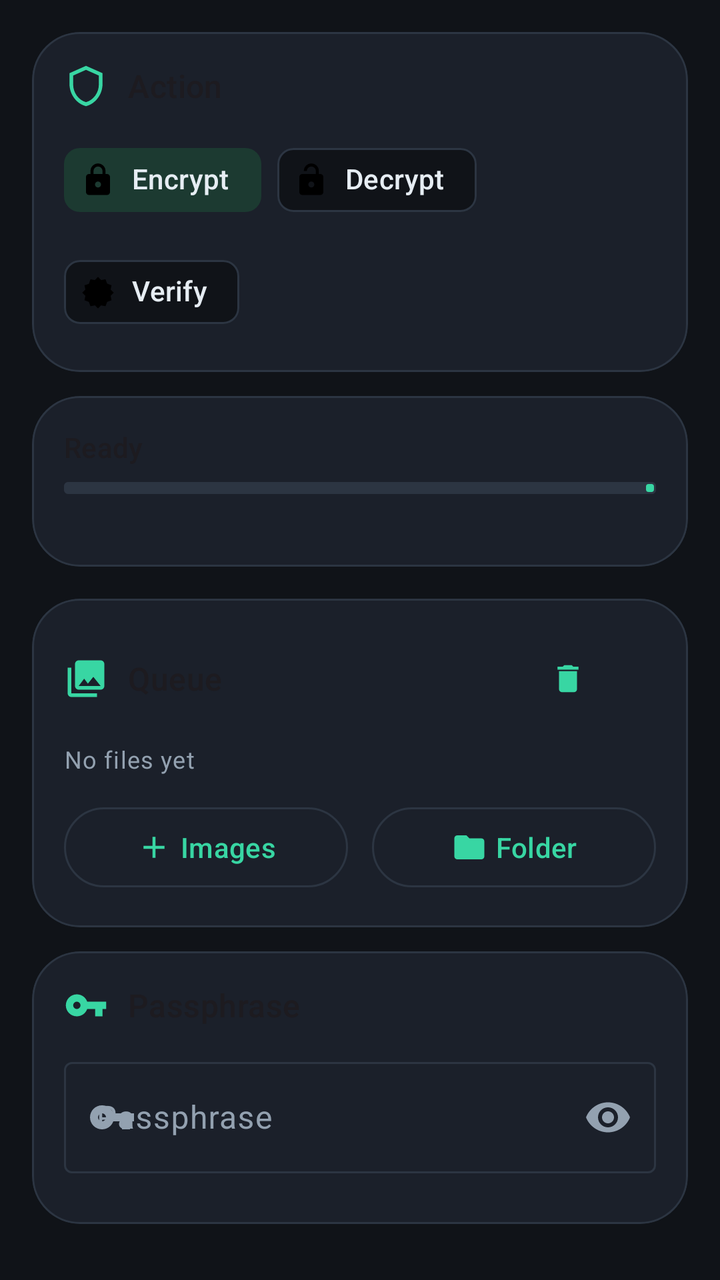
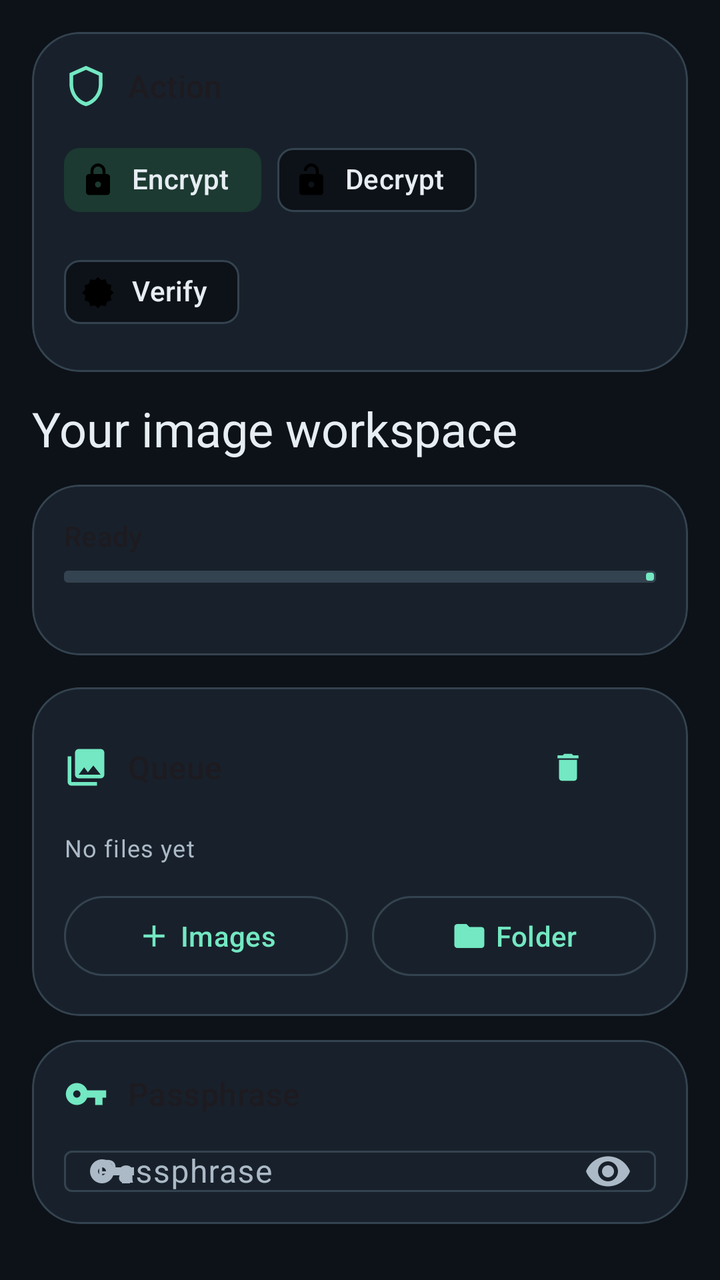

An Android layout rendered at two revisions. The XML below is the earlier revision; the diff shows what the commit changed to produce the second picture.
<!-- AndroidManifest.xml: application theme Theme.OptiCipher -->
<!-- res/layout/page_batch.xml -->
<?xml version="1.0" encoding="utf-8"?>
<LinearLayout xmlns:android="http://schemas.android.com/apk/res/android"
    xmlns:app="http://schemas.android.com/apk/res-auto"
    android:layout_width="match_parent"
    android:layout_height="wrap_content"
    android:orientation="vertical"
    android:padding="16dp"
    android:paddingBottom="112dp">

    <com.google.android.material.card.MaterialCardView
        android:layout_width="match_parent"
        android:layout_height="wrap_content"
        android:layout_marginBottom="12dp"
        app:cardBackgroundColor="@color/brand_surface"
        app:cardCornerRadius="24dp"
        app:cardElevation="0dp"
        app:strokeColor="@color/brand_outline"
        app:strokeWidth="1dp">

        <LinearLayout
            android:layout_width="match_parent"
            android:layout_height="wrap_content"
            android:orientation="vertical"
            android:padding="16dp">

            <LinearLayout
                android:layout_width="match_parent"
                android:layout_height="wrap_content"
                android:gravity="center_vertical"
                android:orientation="horizontal">

                <ImageView
                    android:layout_width="22dp"
                    android:layout_height="22dp"
                    android:contentDescription="@null"
                    android:src="@drawable/ic_shield"
                    app:tint="@color/brand_accent" />

                <TextView
                    android:layout_width="0dp"
                    android:layout_height="wrap_content"
                    android:layout_marginStart="10dp"
                    android:layout_weight="1"
                    android:text="Action"
                    android:textAppearance="?attr/textAppearanceTitleMedium" />
            </LinearLayout>

            <com.google.android.material.chip.ChipGroup
                android:id="@+id/modeGroup"
                android:layout_width="wrap_content"
                android:layout_height="wrap_content"
                android:layout_marginTop="12dp"
                app:selectionRequired="true"
                app:singleSelection="true">

                <com.google.android.material.chip.Chip
                    android:id="@+id/modeEncrypt"
                    android:layout_width="wrap_content"
                    android:layout_height="wrap_content"
                    android:checkable="true"
                    android:checked="true"
                    android:text="Encrypt"
                    app:checkedIconVisible="false"
                    app:chipIcon="@drawable/ic_lock" />

                <com.google.android.material.chip.Chip
                    android:id="@+id/modeDecrypt"
                    android:layout_width="wrap_content"
                    android:layout_height="wrap_content"
                    android:checkable="true"
                    android:text="Decrypt"
                    app:checkedIconVisible="false"
                    app:chipIcon="@drawable/ic_lock_open" />

                <com.google.android.material.chip.Chip
                    android:id="@+id/modeVerify"
                    android:layout_width="wrap_content"
                    android:layout_height="wrap_content"
                    android:checkable="true"
                    android:text="Verify"
                    app:checkedIconVisible="false"
                    app:chipIcon="@drawable/ic_verified" />
            </com.google.android.material.chip.ChipGroup>
        </LinearLayout>
    </com.google.android.material.card.MaterialCardView>

    <com.google.android.material.card.MaterialCardView
        android:layout_width="match_parent"
        android:layout_height="wrap_content"
        android:layout_marginBottom="16dp"
        app:cardBackgroundColor="@color/brand_surface"
        app:cardCornerRadius="24dp"
        app:cardElevation="0dp"
        app:strokeColor="@color/brand_outline"
        app:strokeWidth="1dp">

        <LinearLayout
            android:layout_width="match_parent"
            android:layout_height="wrap_content"
            android:orientation="vertical"
            android:padding="16dp">

            <TextView
                android:id="@+id/batchStatus"
                android:layout_width="match_parent"
                android:layout_height="wrap_content"
                android:text="Ready"
                android:textAppearance="?attr/textAppearanceTitleSmall" />

            <com.google.android.material.progressindicator.LinearProgressIndicator
                android:id="@+id/batchProgress"
                android:layout_width="match_parent"
                android:layout_height="wrap_content"
                android:layout_marginTop="8dp"
                app:indicatorColor="@color/brand_accent"
                app:trackColor="@color/brand_outline"
                app:trackThickness="6dp" />

            <TextView
                android:id="@+id/batchDetail"
                android:layout_width="match_parent"
                android:layout_height="wrap_content"
                android:layout_marginTop="4dp"
                android:textAppearance="?attr/textAppearanceBodySmall"
                android:textColor="?attr/colorOnSurfaceVariant" />
        </LinearLayout>
    </com.google.android.material.card.MaterialCardView>

    <com.google.android.material.card.MaterialCardView
        android:layout_width="match_parent"
        android:layout_height="wrap_content"
        android:layout_marginBottom="12dp"
        app:cardBackgroundColor="@color/brand_surface"
        app:cardCornerRadius="24dp"
        app:cardElevation="0dp"
        app:strokeColor="@color/brand_outline"
        app:strokeWidth="1dp">

        <LinearLayout
            android:layout_width="match_parent"
            android:layout_height="wrap_content"
            android:orientation="vertical"
            android:padding="16dp">

            <LinearLayout
                android:layout_width="match_parent"
                android:layout_height="wrap_content"
                android:gravity="center_vertical"
                android:orientation="horizontal">

                <ImageView
                    android:layout_width="22dp"
                    android:layout_height="22dp"
                    android:contentDescription="@null"
                    android:src="@drawable/ic_photo_library"
                    app:tint="@color/brand_accent" />

                <TextView
                    android:layout_width="0dp"
                    android:layout_height="wrap_content"
                    android:layout_marginStart="10dp"
                    android:layout_weight="1"
                    android:text="Queue"
                    android:textAppearance="?attr/textAppearanceTitleMedium" />

                <com.google.android.material.button.MaterialButton
                    android:id="@+id/clearQueueBtn"
                    style="@style/Widget.Material3.Button.TextButton"
                    android:layout_width="wrap_content"
                    android:layout_height="wrap_content"
                    android:contentDescription="Clear queue"
                    app:icon="@drawable/ic_delete"
                    app:iconGravity="textStart"
                    app:iconPadding="0dp" />
            </LinearLayout>

            <TextView
                android:id="@+id/queueView"
                android:layout_width="match_parent"
                android:layout_height="wrap_content"
                android:layout_marginTop="8dp"
                android:ellipsize="end"
                android:maxLines="4"
                android:text="No files yet"
                android:textAppearance="?attr/textAppearanceBodySmall"
                android:textColor="?attr/colorOnSurfaceVariant" />

            <LinearLayout
                android:layout_width="match_parent"
                android:layout_height="wrap_content"
                android:layout_marginTop="12dp"
                android:orientation="horizontal">

                <com.google.android.material.button.MaterialButton
                    android:id="@+id/pickBtn"
                    style="?attr/materialButtonOutlinedStyle"
                    android:layout_width="0dp"
                    android:layout_height="wrap_content"
                    android:layout_marginEnd="6dp"
                    android:layout_weight="1"
                    android:text="Images"
                    app:icon="@drawable/ic_add"
                    app:iconGravity="textStart" />

                <com.google.android.material.button.MaterialButton
                    android:id="@+id/pickFolderBtn"
                    style="?attr/materialButtonOutlinedStyle"
                    android:layout_width="0dp"
                    android:layout_height="wrap_content"
                    android:layout_marginStart="6dp"
                    android:layout_weight="1"
                    android:text="Folder"
                    app:icon="@drawable/ic_folder"
                    app:iconGravity="textStart" />
            </LinearLayout>
        </LinearLayout>
    </com.google.android.material.card.MaterialCardView>

    <com.google.android.material.card.MaterialCardView
        android:layout_width="match_parent"
        android:layout_height="wrap_content"
        android:layout_marginBottom="12dp"
        app:cardBackgroundColor="@color/brand_surface"
        app:cardCornerRadius="24dp"
        app:cardElevation="0dp"
        app:strokeColor="@color/brand_outline"
        app:strokeWidth="1dp">

        <LinearLayout
            android:layout_width="match_parent"
            android:layout_height="wrap_content"
            android:orientation="vertical"
            android:padding="16dp">

            <LinearLayout
                android:layout_width="match_parent"
                android:layout_height="wrap_content"
                android:gravity="center_vertical"
                android:orientation="horizontal">

                <ImageView
                    android:layout_width="22dp"
                    android:layout_height="22dp"
                    android:contentDescription="@null"
                    android:src="@drawable/ic_key"
                    app:tint="@color/brand_accent" />

                <TextView
                    android:layout_width="0dp"
                    android:layout_height="wrap_content"
                    android:layout_marginStart="10dp"
                    android:layout_weight="1"
                    android:text="Passphrase"
                    android:textAppearance="?attr/textAppearanceTitleMedium" />
            </LinearLayout>

            <com.google.android.material.textfield.TextInputLayout
                android:layout_width="match_parent"
                android:layout_height="wrap_content"
                android:layout_marginTop="12dp"
                android:hint="Passphrase"
                app:endIconMode="password_toggle"
                app:startIconDrawable="@drawable/ic_key">

                <com.google.android.material.textfield.TextInputEditText
                    android:id="@+id/pass"
                    android:layout_width="match_parent"
                    android:layout_height="wrap_content"
                    android:inputType="textPassword" />
            </com.google.android.material.textfield.TextInputLayout>

            <LinearLayout
                android:layout_width="match_parent"
                android:layout_height="wrap_content"
                android:layout_marginTop="12dp"
                android:gravity="center_vertical"
                android:orientation="horizontal">

                <ImageView
                    android:layout_width="18dp"
                    android:layout_height="18dp"
                    android:contentDescription="@null"
                    android:src="@drawable/ic_tune"
                    app:tint="@color/brand_muted" />

                <TextView
                    android:id="@+id/iterLabel"
                    android:layout_width="wrap_content"
                    android:layout_height="wrap_content"
                    android:layout_marginStart="8dp"
                    android:textAppearance="?attr/textAppearanceLabelMedium"
                    android:textColor="?attr/colorOnSurfaceVariant" />
            </LinearLayout>

            <com.google.android.material.slider.Slider
                android:id="@+id/iter"
                android:layout_width="match_parent"
                android:layout_height="wrap_content"
                android:stepSize="10000"
                android:value="200000"
                android:valueFrom="10000"
                android:valueTo="2000000" />
        </LinearLayout>
    </com.google.android.material.card.MaterialCardView>

    <com.google.android.material.card.MaterialCardView
        android:layout_width="match_parent"
        android:layout_height="wrap_content"
        android:layout_marginBottom="12dp"
        app:cardBackgroundColor="@color/brand_surface"
        app:cardCornerRadius="24dp"
        app:cardElevation="0dp"
        app:strokeColor="@color/brand_outline"
        app:strokeWidth="1dp">

        <LinearLayout
            android:layout_width="match_parent"
            android:layout_height="wrap_content"
            android:gravity="center_vertical"
            android:orientation="horizontal"
            android:padding="16dp">

            <ImageView
                android:layout_width="22dp"
                android:layout_height="22dp"
                android:contentDescription="@null"
                android:src="@drawable/ic_folder"
                app:tint="@color/brand_accent" />

            <LinearLayout
                android:layout_width="0dp"
                android:layout_height="wrap_content"
                android:layout_marginStart="12dp"
                android:layout_weight="1"
                android:orientation="vertical">

                <TextView
                    android:layout_width="wrap_content"
                    android:layout_height="wrap_content"
                    android:text="Output"
                    android:textAppearance="?attr/textAppearanceLabelSmall"
                    android:textColor="?attr/colorOnSurfaceVariant" />

                <TextView
                    android:id="@+id/manualOutView"
                    android:layout_width="wrap_content"
                    android:layout_height="wrap_content"
                    android:textAppearance="?attr/textAppearanceBodyMedium" />
            </LinearLayout>

            <com.google.android.material.button.MaterialButton
                android:id="@+id/outputBtn"
                style="@style/Widget.Material3.Button.TextButton"
                android:layout_width="wrap_content"
                android:layout_height="wrap_content"
                android:text="Change" />
        </LinearLayout>
    </com.google.android.material.card.MaterialCardView>

    

    <com.google.android.material.button.MaterialButton
        android:id="@+id/batchCheckBtn"
        style="@style/Widget.Material3.Button.TextButton"
        android:layout_width="match_parent"
        android:layout_height="wrap_content"
        android:layout_marginTop="4dp"
        android:text="Test setup"
        app:icon="@drawable/ic_bug"
        app:iconGravity="textStart" />

    <TextView
        android:id="@+id/batchCheckStatus"
        android:layout_width="match_parent"
        android:layout_height="wrap_content"
        android:textAppearance="?attr/textAppearanceBodySmall"
        android:textColor="?attr/colorOnSurfaceVariant" />

    <ImageView
        android:id="@+id/preview"
        android:layout_width="match_parent"
        android:layout_height="220dp"
        android:layout_marginTop="12dp"
        android:adjustViewBounds="true"
        android:contentDescription="@null"
        android:scaleType="centerInside"
        android:visibility="gone" />

    <LinearLayout
        android:id="@+id/results"
        android:layout_width="match_parent"
        android:layout_height="wrap_content"
        android:layout_marginTop="8dp"
        android:orientation="vertical" />
</LinearLayout>
<!-- resources referenced by this layout -->
<resources>
  <color name="brand_accent">#38D6A3</color>
  <color name="brand_muted">#93A1B0</color>
  <color name="brand_outline">#2C3542</color>
  <color name="brand_surface">#1B202A</color>
  <!-- drawable ic_add (drawable) -->
  <vector xmlns:android="http://schemas.android.com/apk/res/android"
      android:width="24dp"
      android:height="24dp"
      android:viewportWidth="24"
      android:viewportHeight="24">
      <path android:fillColor="#FF000000" android:pathData="M19,13H13V19H11V13H5V11H11V5H13V11H19V13Z" />
  </vector>
  <!-- drawable ic_delete (drawable) -->
  <vector xmlns:android="http://schemas.android.com/apk/res/android"
      android:width="24dp"
      android:height="24dp"
      android:viewportWidth="24"
      android:viewportHeight="24">
      <path android:fillColor="#FF000000" android:pathData="M19,4H15.5L14.5,3H9.5L8.5,4H5V6H19M6,19A2,2 0 0,0 8,21H16A2,2 0 0,0 18,19V7H6V19Z" />
  </vector>
  <!-- drawable ic_folder (drawable) -->
  <vector xmlns:android="http://schemas.android.com/apk/res/android"
      android:width="24dp"
      android:height="24dp"
      android:viewportWidth="24"
      android:viewportHeight="24">
      <path android:fillColor="#FF000000" android:pathData="M10,4H4C2.89,4 2,4.89 2,6V18A2,2 0 0,0 4,20H20A2,2 0 0,0 22,18V8C22,6.89 21.1,6 20,6H12L10,4Z" />
  </vector>
  <!-- drawable ic_key (drawable) -->
  <vector xmlns:android="http://schemas.android.com/apk/res/android"
      android:width="24dp"
      android:height="24dp"
      android:viewportWidth="24"
      android:viewportHeight="24">
      <path android:fillColor="#FF000000" android:pathData="M7,14A2,2 0 0,1 5,12A2,2 0 0,1 7,10A2,2 0 0,1 9,12A2,2 0 0,1 7,14M12.65,10C11.83,7.67 9.61,6 7,6A6,6 0 0,0 1,12A6,6 0 0,0 7,18C9.61,18 11.83,16.33 12.65,14H17V18H21V14H23V10H12.65Z" />
  </vector>
  <!-- drawable ic_lock_open (drawable) -->
  <vector xmlns:android="http://schemas.android.com/apk/res/android"
      android:width="24dp"
      android:height="24dp"
      android:viewportWidth="24"
      android:viewportHeight="24">
      <path android:fillColor="#FF000000" android:pathData="M12,17A2,2 0 0,0 14,15C14,13.89 13.1,13 12,13A2,2 0 0,0 10,15A2,2 0 0,0 12,17M18,8A2,2 0 0,1 20,10V20A2,2 0 0,1 18,22H6A2,2 0 0,1 4,20V10A2,2 0 0,1 6,8H15V6A3,3 0 0,0 9,6H7A5,5 0 0,1 17,6V8H18Z" />
  </vector>
  <!-- drawable ic_photo_library (drawable) -->
  <vector xmlns:android="http://schemas.android.com/apk/res/android"
      android:width="24dp"
      android:height="24dp"
      android:viewportWidth="24"
      android:viewportHeight="24">
      <path android:fillColor="#FF000000" android:pathData="M22,16V4A2,2 0 0,0 20,2H8A2,2 0 0,0 6,4V16A2,2 0 0,0 8,18H20A2,2 0 0,0 22,16M11,12L13.03,14.71L16,11L20,16H8M2,6V20A2,2 0 0,0 4,22H18V20H4V6H2Z" />
  </vector>
  <!-- drawable ic_shield (drawable) -->
  <vector xmlns:android="http://schemas.android.com/apk/res/android"
      android:width="24dp"
      android:height="24dp"
      android:viewportWidth="24"
      android:viewportHeight="24">
      <path android:fillColor="#FF000000" android:pathData="M12,1L3,5V11C3,16.55 6.84,21.74 12,23C17.16,21.74 21,16.55 21,11V5L12,1M12,3.18L19,6.3V11.22C19,15.6 16.1,19.7 12,20.82C7.9,19.7 5,15.6 5,11.22V6.3L12,3.18Z" />
  </vector>
  <!-- drawable ic_tune (drawable) -->
  <vector xmlns:android="http://schemas.android.com/apk/res/android"
      android:width="24dp"
      android:height="24dp"
      android:viewportWidth="24"
      android:viewportHeight="24">
      <path android:fillColor="#FF000000" android:pathData="M3,17V19H9V17H3M3,5V7H13V5H3M13,21V19H21V17H13V15H11V21H13M7,9V11H3V13H7V15H9V9H7M21,13V11H11V13H21M15,9H17V7H21V5H17V3H15V9Z" />
  </vector>
  <color name="brand_on_accent">#062018</color>
  <color name="brand_bg">#101318</color>
  <color name="brand_on_surface">#E6EDF3</color>
  <color name="brand_error">#FF6B6B</color>
  <!-- unchanged entries left out for length: 4 -->
</resources>

<!-- the commit's change to res/layout/page_batch.xml (unified diff, before → after) -->
@@ -5,7 +5,7 @@
     android:layout_height="wrap_content"
     android:orientation="vertical"
     android:padding="16dp"
-    android:paddingBottom="112dp">
+    android:paddingBottom="72dp">
 
     <com.google.android.material.card.MaterialCardView
         android:layout_width="match_parent"
@@ -84,6 +84,14 @@
         </LinearLayout>
     </com.google.android.material.card.MaterialCardView>
 
+    <TextView
+        android:layout_width="match_parent"
+        android:layout_height="wrap_content"
+        android:layout_marginBottom="12dp"
+        android:text="Your image workspace"
+        android:textAppearance="?attr/textAppearanceHeadlineSmall"
+        android:textColor="@color/brand_on_surface" />
+
     <com.google.android.material.card.MaterialCardView
         android:layout_width="match_parent"
         android:layout_height="wrap_content"
@@ -269,6 +277,13 @@
                     android:inputType="textPassword" />
             </com.google.android.material.textfield.TextInputLayout>
 
+            <com.google.android.material.button.MaterialButton
+                android:id="@+id/batchGenerate"
+                style="@style/Widget.Material3.Button.TextButton"
+                android:layout_width="match_parent"
+                android:layout_height="wrap_content"
+                android:text="Generate strong passphrase" />
+
             <LinearLayout
                 android:layout_width="match_parent"
                 android:layout_height="wrap_content"
@@ -357,7 +372,26 @@
         </LinearLayout>
     </com.google.android.material.card.MaterialCardView>
 
-    
+    <com.google.android.material.materialswitch.MaterialSwitch
+        android:id="@+id/privateOutput"
+        android:layout_width="match_parent"
+        android:layout_height="wrap_content"
+        android:text="Save to private folder"
+        android:contentDescription="Save batch outputs in app-private storage" />
+
+    <TextView
+        android:layout_width="match_parent"
+        android:layout_height="wrap_content"
+        android:text="Other apps cannot directly read this folder. Files are removed on uninstall; export anything you want to keep."
+        android:textAppearance="?attr/textAppearanceBodySmall"
+        android:textColor="?attr/colorOnSurfaceVariant" />
+
+    <com.google.android.material.button.MaterialButton
+        android:id="@+id/privateFilesBtn"
+        style="@style/Widget.Material3.Button.TextButton"
+        android:layout_width="match_parent"
+        android:layout_height="wrap_content"
+        android:text="Open private folder" />
 
     <com.google.android.material.button.MaterialButton
         android:id="@+id/batchCheckBtn"
<!-- resource entries referenced after the edit -->
@@ -1,9 +1,9 @@
 <!-- resources referenced by this layout -->
 <resources>
-  <color name="brand_accent">#38D6A3</color>
-  <color name="brand_muted">#93A1B0</color>
-  <color name="brand_outline">#2C3542</color>
-  <color name="brand_surface">#1B202A</color>
+  <color name="brand_accent">#73E8C2</color>
+  <color name="brand_muted">#ACBAC7</color>
+  <color name="brand_outline">#344350</color>
+  <color name="brand_surface">#18212B</color>
   <!-- drawable ic_add (drawable) -->
   <vector xmlns:android="http://schemas.android.com/apk/res/android"
       android:width="24dp"
@@ -69,7 +69,7 @@
       <path android:fillColor="#FF000000" android:pathData="M3,17V19H9V17H3M3,5V7H13V5H3M13,21V19H21V17H13V15H11V21H13M7,9V11H3V13H7V15H9V9H7M21,13V11H11V13H21M15,9H17V7H21V5H17V3H15V9Z" />
   </vector>
   <color name="brand_on_accent">#062018</color>
-  <color name="brand_bg">#101318</color>
+  <color name="brand_bg">#0D1218</color>
   <color name="brand_on_surface">#E6EDF3</color>
   <color name="brand_error">#FF6B6B</color>
   <!-- unchanged entries left out for length: 4 -->
